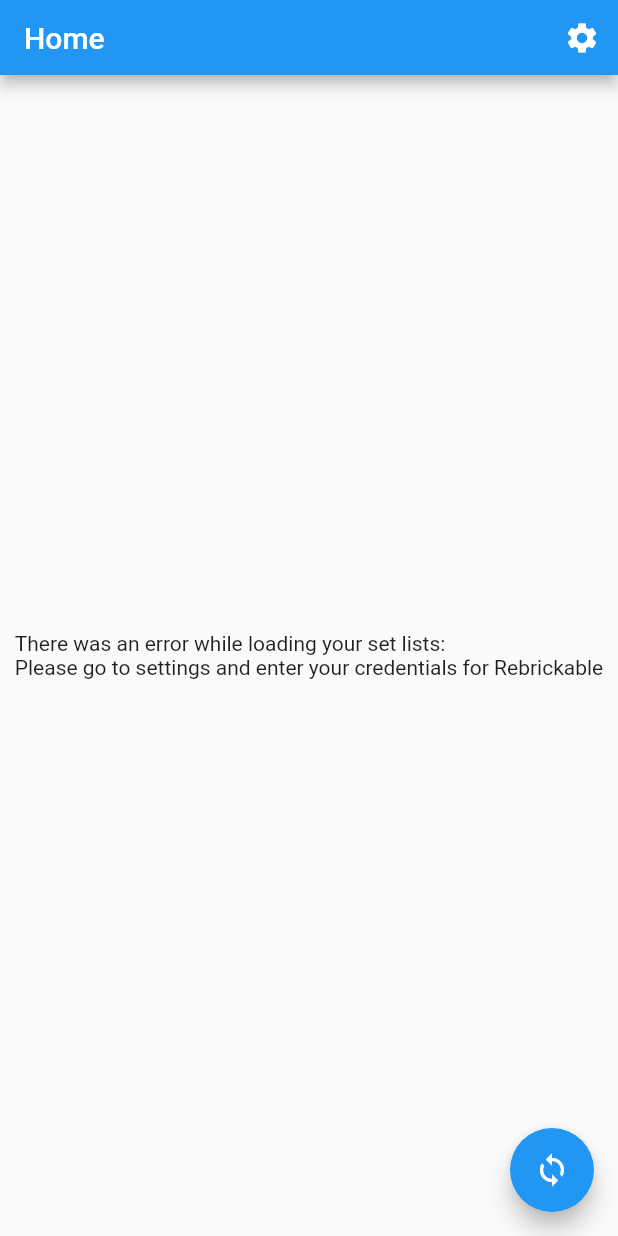
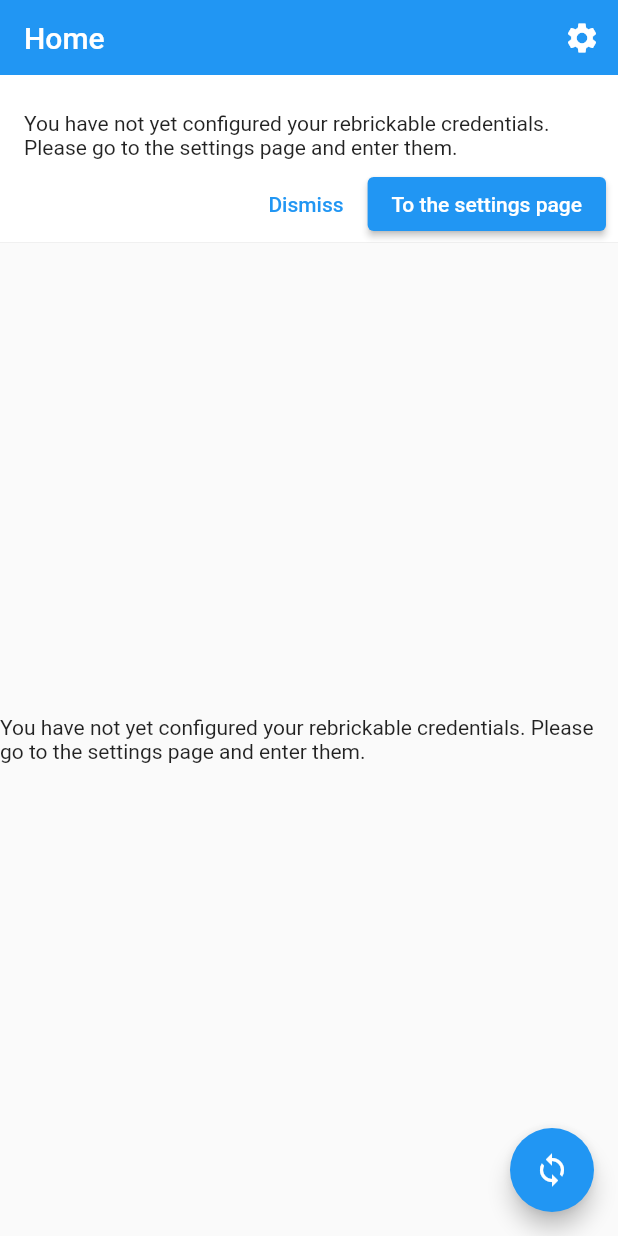
Before and after one commit to sebastiankutschbach/brick_app_v2, a Flutter app: the screen it shows after launch, on a phone screen of 412 x 824 dp. Run offline on Flutter 3.47's test engine with Material 2 defaults, Android fonts, the phone set to English and light mode, and no system bars; our stand-ins replace auto_route, bloc, cached_network_image, dartz, dio, equatable and 5 more; missing offline and left inert: syncfusion_flutter_pdfviewer, uri.

Commit message:
added material banners for credential errors

```diff
--- a/lib/application/cubit/authentication_cubit.dart
+++ b/lib/application/cubit/authentication_cubit.dart
@@ -25,7 +25,7 @@
 
     if (username.isEmpty || password.isEmpty || apiKey.isEmpty) {
       emit(AuthenticationUnauthenticated());
-      return left(const Failure(
+      return left(const CredentialsMissingFailure(
           'Please go to settings and enter your credentials for Rebrickable'));
     }
 
--- a/lib/domain/failure.dart
+++ b/lib/domain/failure.dart
@@ -8,3 +8,11 @@
   @override
   List<Object?> get props => [message];
 }
+
+class CredentialsMissingFailure extends Failure {
+  const CredentialsMissingFailure(String message) : super(message);
+}
+
+class WrongCredentialsFailure extends Failure {
+  const WrongCredentialsFailure(String message) : super(message);
+}
--- a/lib/infrastructure/user_token_repository.dart
+++ b/lib/infrastructure/user_token_repository.dart
@@ -31,6 +31,9 @@
       return right(response.data['user_token']);
     } on DioError catch (e) {
       log('Error retrieving user token: ${e.message}');
+      if (e.message.contains('[403]')) {
+        return left(WrongCredentialsFailure(e.message));
+      }
       return left(Failure(e.message));
     }
   }
--- a/lib/presentation/pages/home_page.dart
+++ b/lib/presentation/pages/home_page.dart
@@ -1,11 +1,17 @@
 import 'package:auto_route/auto_route.dart';
 import 'package:brick_app_v2/app_router.dart';
 import 'package:brick_app_v2/application/cubit/home_page_cubit.dart';
+import 'package:brick_app_v2/domain/failure.dart';
 import 'package:brick_app_v2/domain/set_list.dart';
 import 'package:brick_app_v2/injection.dart';
 import 'package:brick_app_v2/presentation/widgets/brick_app_bar.dart';
 import 'package:flutter/material.dart';
 import 'package:flutter_bloc/flutter_bloc.dart';
+
+const String errMsgMissingCredentials =
+    'You have not yet configured your rebrickable credentials. Please go to the settings page and enter them.';
+const String errMsgWrongCredentials =
+    'You have entered wrong rebrickable credentials. Please go to the settings page and enter the correct ones.';
 
 class HomePage extends StatelessWidget {
   const HomePage({Key? key}) : super(key: key);
@@ -14,7 +20,16 @@
   Widget build(BuildContext context) {
     return BlocProvider<HomePageCubit>(
       create: (context) => getIt<HomePageCubit>()..loadSetLists(),
-      child: BlocBuilder<HomePageCubit, HomePageState>(
+      child: BlocConsumer<HomePageCubit, HomePageState>(
+        listener: (context, state) {
+          if (state is HomePageError) {
+            if (state.failure is CredentialsMissingFailure) {
+              _showMaterialBanner(context, errMsgMissingCredentials);
+            } else if (state.failure is WrongCredentialsFailure) {
+              _showMaterialBanner(context, errMsgWrongCredentials);
+            }
+          }
+        },
         builder: (context, state) {
           return Scaffold(
             appBar: BrickAppBar(
@@ -48,11 +63,13 @@
   }
 
   _errorBody(BuildContext context, HomePageError state) {
-    return Center(
-      key: const Key('setListError'),
-      child: Text(
-          'There was an error while loading your set lists:\n${state.failure.message}'),
-    );
+    final errMsg = state.failure is CredentialsMissingFailure
+        ? Text(errMsgMissingCredentials)
+        : state.failure is WrongCredentialsFailure
+            ? Text(errMsgWrongCredentials)
+            : Text(
+                'There was an error while loading your set lists:\n${state.failure.message}');
+    return Center(key: const Key('setListError'), child: errMsg);
   }
 
   _loadedBody(BuildContext context, HomePageLoaded state) {
@@ -76,4 +93,28 @@
       ),
     );
   }
+
+  _showMaterialBanner(BuildContext context, String message) {
+    ScaffoldMessenger.of(context).showMaterialBanner(
+      MaterialBanner(
+        content: Text(message),
+        actions: [
+          TextButton(
+              onPressed: () =>
+                  ScaffoldMessenger.of(context).hideCurrentMaterialBanner(),
+              child: const Text('Dismiss')),
+          ElevatedButton(
+            child: const Text('To the settings page'),
+            onPressed: () {
+              ScaffoldMessenger.of(context).hideCurrentMaterialBanner();
+              AutoRouter.of(context).push(
+                const SettingsRoute(),
+              );
+            },
+          ),
+        ],
+        forceActionsBelow: true,
+      ),
+    );
+  }
 }
```
Also changed, not shown: 3 other files.
